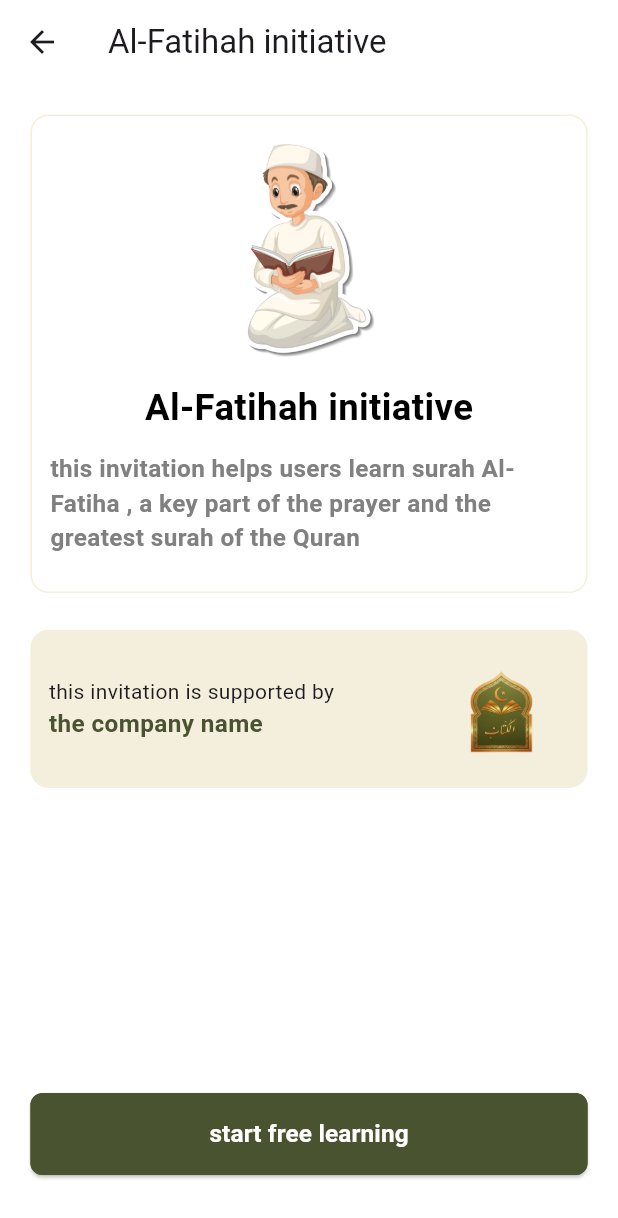
After one commit to mostafaahmedbahr/El-Kottab, a Flutter app: the FreeLearningView screen opened directly, on a phone screen of 412 x 824 dp. The commit adds this screen. Shown: the top 1218 px of the screen. Run offline on Flutter 3.47's test engine with Material 3 defaults, Android fonts, the light colour scheme and no system bars; our stand-ins replace animated_toggle_switch, cached_network_image, carousel_slider, cherry_toast, conditional_builder_null_safety, dartz and 18 more; accounts and stored records are empty; network calls fail; Roboto replaces fonts that are missing (RobotoCondensed).

Commit message:
free learning view

```diff
--- a/lib/core/themes/app_styles.dart
+++ b/lib/core/themes/app_styles.dart
@@ -61,6 +61,13 @@ class AppStyles {
     fontWeight: semiBold,
     color: AppColors.gray,
   );
+
+  static final TextStyle gray16SemiBold = _createStyle(
+    fontSize: 16.sp,
+    fontWeight: semiBold,
+    color: AppColors.grayDark,
+  );
+
   static final TextStyle gray10Medium= _createStyle(
     fontSize: 10.sp,
     fontWeight: medium,
--- a/lib/core/utils/app_images/jpg_images.dart
+++ b/lib/core/utils/app_images/jpg_images.dart
@@ -2,6 +2,7 @@ class JpgImages
 {
   static const String jpgPath = "assets/images/jpgs/";
   static const String checkMark = "${jpgPath}check-mark-done-icon-vector.jpg";
+  static const String teacher = "${jpgPath}syvt_v1kv_210525.jpg";
 
 
 
--- a/lib/core/utils/app_images/png_images.dart
+++ b/lib/core/utils/app_images/png_images.dart
@@ -1,7 +1,7 @@
 class PngImages
 {
   static const String pngPath = "assets/images/pngs/";
-  static const String logo = "${pngPath}playstore.png";
+  static const String logo = "${pngPath}logo.png";
 
 
 
--- /dev/null
+++ b/lib/features/free_learning/presentation/views/free_learning_view.dart
@@ -0,0 +1,32 @@
+import 'package:easy_localization/easy_localization.dart';
+import 'package:el_kottab/features/free_learning/presentation/views/widgets/invitation_supported.dart';
+import 'package:el_kottab/features/free_learning/presentation/views/widgets/main_info.dart';
+import 'package:el_kottab/main_imports.dart';
+
+class FreeLearningView extends StatelessWidget {
+  const FreeLearningView({super.key});
+
+  @override
+  Widget build(BuildContext context) {
+    return Scaffold(
+      appBar: AppBar(
+        title: Text(LangKeys.aLFatihahInitiative.tr()),
+      ),
+      body: Padding(
+        padding:   EdgeInsets.all(20.0.r),
+        child: Column(
+          children: [
+            MainInfo(),
+            Gap(24.h),
+            InvitationSupported(),
+            Spacer(),
+            CustomButton(
+                btnText: LangKeys.startFreeLearning.tr(),
+                onPressed: (){}),
+            Gap(20.h),
+          ],
+        ),
+      ),
+    );
+  }
+}
--- /dev/null
+++ b/lib/features/free_learning/presentation/views/widgets/invitation_supported.dart
@@ -0,0 +1,30 @@
+import 'package:easy_localization/easy_localization.dart';
+import 'package:el_kottab/main_imports.dart';
+
+class InvitationSupported extends StatelessWidget {
+  const InvitationSupported({super.key});
+
+  @override
+  Widget build(BuildContext context) {
+    return Container(
+      padding: EdgeInsets.all(12.r),
+      decoration: BoxDecoration(
+        color: AppColors.cream,
+        borderRadius: BorderRadius.circular(12.r),
+      ),
+      child: Row(
+        mainAxisAlignment: MainAxisAlignment.spaceBetween,
+        children: [
+          Column(
+            crossAxisAlignment: CrossAxisAlignment.start,
+            children: [
+              Text(LangKeys.thisInvitationIsSupportedBy.tr()),
+              Text(LangKeys.theCompanyName.tr(),style: AppStyles.primary16SemiBold,),
+            ],
+          ),
+          Image.asset(PngImages.logo,height: 80.h,width: 80.w,fit: BoxFit.cover,),
+        ],
+      ),
+    );
+  }
+}
--- /dev/null
+++ b/lib/features/free_learning/presentation/views/widgets/main_info.dart
@@ -0,0 +1,34 @@
+import 'package:easy_localization/easy_localization.dart';
+import 'package:el_kottab/core/utils/app_images/jpg_images.dart';
+
+import '../../../../../main_imports.dart';
+
+class MainInfo extends StatelessWidget {
+  const MainInfo({super.key});
+
+  @override
+  Widget build(BuildContext context) {
+    return  Container(
+      width: double.infinity,
+      padding: EdgeInsets.all(12.r),
+      decoration: BoxDecoration(
+        borderRadius: BorderRadius.circular(12.r),
+        color: AppColors.white,
+        border: Border.all(
+          color: AppColors.cream
+        )
+      ),
+      child: Column(
+        children: [
+          Image.asset(JpgImages.teacher,height: 150.h,),
+          Gap(12.h),
+          Text(LangKeys.aLFatihahInitiative.tr(),style: AppStyles.black24SemiBold,),
+          Gap(12.h),
+          Text(LangKeys.thisInvitationHelpUsers.tr(),style: AppStyles.gray16SemiBold,),
+          Gap(12.h),
+
+        ],
+      ),
+    );
+  }
+}
--- a/lib/lang/en_lang.dart
+++ b/lib/lang/en_lang.dart
@@ -80,6 +80,25 @@ class EnLang {
     "browsePackages": "Browse Packages",
     "doNotHaveAnActivatedPackage": "You don't have an activated package",
     "browseAvailablePackages": "Browse Available Packages",
+    "validFor": "valid for",
+    "day": "day",
+    "minute": "minute",
+    "discount": "discount",
+    "customCodes": "custom codes",
+    "writePackageCode": "write package code",
+    "apply": "apply",
+    "editProfile": "edit profile",
+    "balance": "balance",
+    "privacyAndTerms": "privacy and terms",
+    "aboutUs": "about us",
+    "contactUs": "contact us",
+    "startLearningAlFatihahWithUsForFree": "start learning Al-Fatihah with us for free",
+    "aLFatihahInitiative": "Al-Fatihah initiative",
+    "startFreeLearning": "start free learning",
+    "thisInvitationHelpUsers": "this invitation helps users learn surah Al-Fatiha , a key part of the prayer and the greatest surah of the Quran",
+    "thisInvitationIsSupportedBy": "this invitation is supported by",
+    "theCompanyName": "the company name",
+
 
 
   };
--- a/lib/lang/lang_keys.dart
+++ b/lib/lang/lang_keys.dart
@@ -80,7 +80,6 @@ abstract class LangKeys
     static const browsePackages = "browsePackages";
     static const doNotHaveAnActivatedPackage = "doNotHaveAnActivatedPackage";
     static const browseAvailablePackages = "browseAvailablePackages";
-
     static const validFor = "validFor";
     static const day = "day";
     static const minute = "minute";
@@ -94,5 +93,10 @@ abstract class LangKeys
     static const aboutUs = "aboutUs";
     static const contactUs = "contactUs";
     static const startLearningAlFatihahWithUsForFree = "startLearningAlFatihahWithUsForFree";
+    static const aLFatihahInitiative = "aLFatihahInitiative";
+    static const startFreeLearning = "startFreeLearning";
+    static const thisInvitationHelpUsers = "thisInvitationHelpUsers";
+    static const thisInvitationIsSupportedBy = "thisInvitationIsSupportedBy";
+    static const theCompanyName = "theCompanyName";
 
 }
```
Also changed, not shown: lib/features/home/presentation/views/widgets/start_free_learning.dart (+9 -1 lines), lib/lang/ar_lang.dart (+19 -0 lines), assets/images/jpgs/syvt_v1kv_210525.jpg (added), assets/images/pngs/appstore.png (deleted), assets/images/pngs/logo.png (renamed from assets/images/pngs/WhatsApp_Image_2025-12-08_at_12.14.03_PM-removebg-preview.png), assets/images/pngs/playstore.png (deleted).
